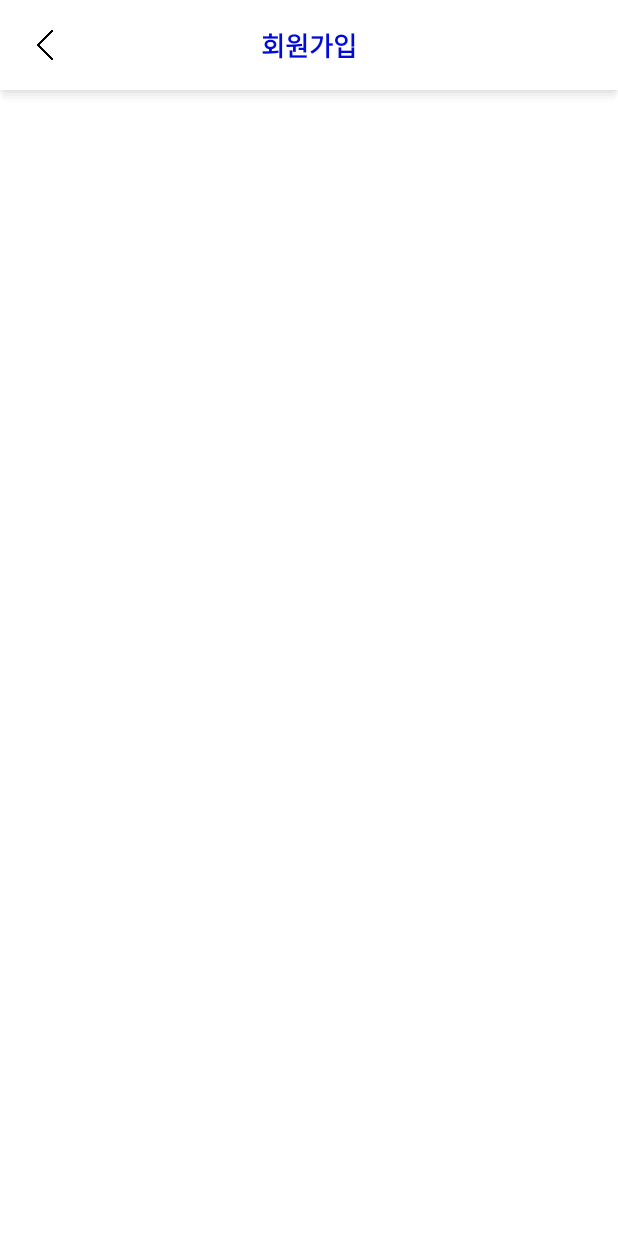
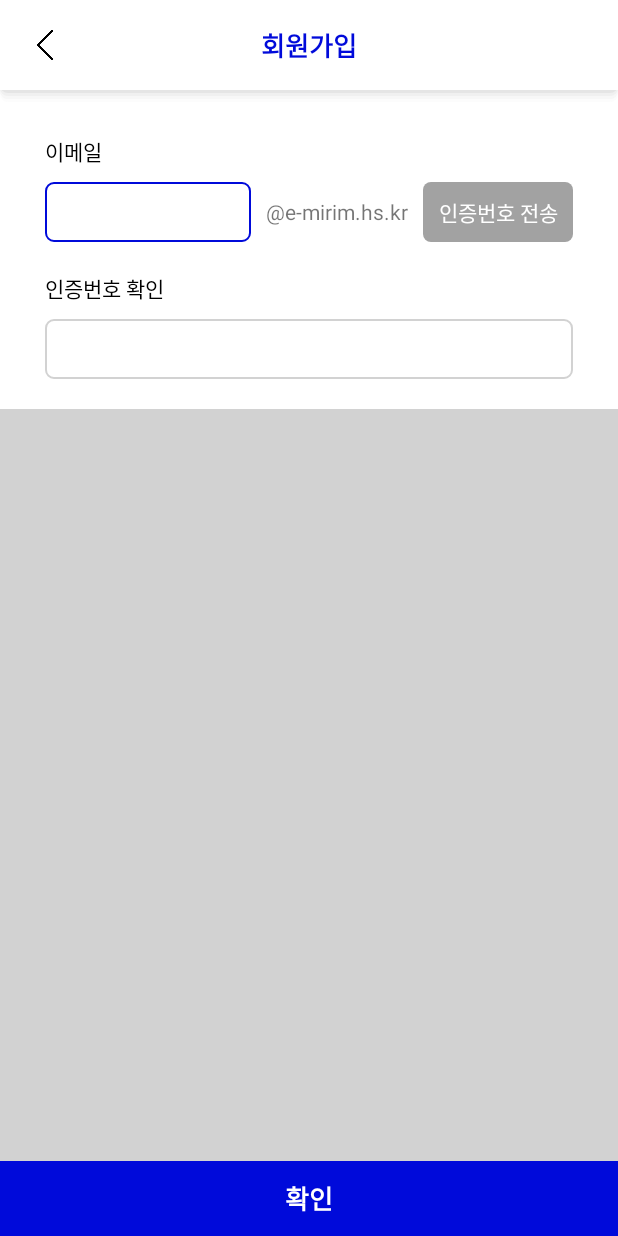
Before and after one commit to yj310/Dotory_ver.2, an Android app: the StudentJoinActivity screen opened directly, with no data from a screen before it, on a phone screen of 412 x 824 dp. Run offline under Robolectric (Android 15) with nearby library versions, the phone set to English and light mode, and no system bars.

Commit message:
student join page - add input email, check email

```diff
--- /dev/null
+++ b/Dotory/app/src/main/res/drawable/button.xml
@@ -0,0 +1,15 @@
+<?xml version="1.0" encoding="utf-8"?>
+<selector xmlns:android="http://schemas.android.com/apk/res/android">
+    <item android:state_hovered="true">
+        <shape android:shape="rectangle">
+            <solid android:color="#525252" />
+            <corners android:radius="5dp"/>
+        </shape>
+    </item>
+    <item android:state_hovered="false">
+        <shape android:shape="rectangle">
+            <solid android:color="#a2a2a2" />
+            <corners android:radius="5dp"/>
+        </shape>
+    </item>
+</selector>
--- /dev/null
+++ b/Dotory/app/src/main/res/drawable/input_border2.xml
@@ -0,0 +1,27 @@
+<?xml version="1.0" encoding="utf-8"?>
+<selector xmlns:android="http://schemas.android.com/apk/res/android">
+
+    <item android:state_focused="false">
+        <shape xmlns:android="http://schemas.android.com/apk/res/android" android:shape="rectangle">
+            <stroke
+                android:width="1dp"
+                android:color="@color/colorFloor" />
+            <corners android:radius="5dp"/>
+            <solid android:color="#FFFFFF" />
+        </shape>
+    </item>
+
+    <item android:state_focused="true">
+        <shape xmlns:android="http://schemas.android.com/apk/res/android" android:shape="rectangle">
+            <stroke
+                android:width="1dp"
+                android:color="@color/colorBasic" />
+
+            <corners android:radius="5dp"/>
+            <solid android:color="@color/colorClear" />
+        </shape>
+    </item>
+
+
+
+</selector>
--- a/Dotory/app/src/main/res/layout/activity_student_join.xml
+++ b/Dotory/app/src/main/res/layout/activity_student_join.xml
@@ -31,4 +31,97 @@
             android:textSize="17dp" />
     </LinearLayout>
 
+    <ScrollView
+        android:layout_width="match_parent"
+        android:layout_height="0dp"
+        android:layout_weight="1"
+        android:background="@color/colorFloor">
+        <LinearLayout
+            android:layout_width="match_parent"
+            android:layout_height="match_parent"
+            android:orientation="vertical">
+            <LinearLayout
+                android:layout_width="match_parent"
+                android:layout_height="wrap_content"
+                android:orientation="vertical"
+                android:background="@color/colorClear"
+                android:paddingHorizontal="30dp"
+                android:paddingVertical="20dp">
+                <TextView
+                    android:layout_width="wrap_content"
+                    android:layout_height="wrap_content"
+                    android:text="이메일"
+                    android:textColor="#000000"
+                    android:layout_marginBottom="10dp"/>
+                <LinearLayout
+                    android:layout_width="match_parent"
+                    android:layout_height="40dp"
+                    android:orientation="horizontal">
+                    <EditText
+                        android:layout_width="0dp"
+                        android:layout_height="match_parent"
+                        android:layout_weight="1"
+                        android:background="@drawable/input_border2"
+                        android:padding="10dp"
+                        android:inputType="textVisiblePassword"/>
+                    <TextView
+                        android:layout_width="wrap_content"
+                        android:layout_height="match_parent"
+                        android:layout_marginLeft="10dp"
+                        android:gravity="center"
+                        android:text="\@e-mirim.hs.kr"/>
+                    <TextView
+                        android:layout_width="100dp"
+                        android:layout_height="40dp"
+                        android:text="인증번호 전송"
+                        android:gravity="center"
+                        android:layout_gravity="right"
+                        android:layout_marginTop="20dp"
+                        android:layout_marginLeft="10dp"
+                        android:textColor="#ffffff"
+                        android:background="@drawable/button"/>
+
+                </LinearLayout>
+
+
+
+                <TextView
+                    android:layout_width="wrap_content"
+                    android:layout_height="wrap_content"
+                    android:text="인증번호 확인"
+                    android:textColor="#000000"
+                    android:layout_marginTop="20dp"
+                    android:layout_marginBottom="10dp"/>
+
+                <EditText
+                    android:layout_width="match_parent"
+                    android:layout_height="40dp"
+                    android:background="@drawable/input_border2"
+                    android:padding="10dp"
+                    android:inputType="textVisiblePassword"/>
+
+
+
+
+
+            </LinearLayout>
+        </LinearLayout>
+
+    </ScrollView>
+
+    <LinearLayout
+        android:layout_width="match_parent"
+        android:layout_height="50dp"
+        android:gravity="bottom"
+        android:background="@color/colorBasic">
+        <TextView
+            android:layout_width="match_parent"
+            android:layout_height="match_parent"
+            android:textColor="#ffffff"
+            android:gravity="center"
+            android:textSize="17dp"
+            android:textStyle="bold"
+            android:text="확인" />
+    </LinearLayout>
+
 </LinearLayout>
--- a/Dotory/app/src/main/res/values/colors.xml
+++ b/Dotory/app/src/main/res/values/colors.xml
@@ -8,4 +8,5 @@
     <color name="colorBasicLight">#141FFE</color>
     <color name="colorBasicDark">#0009BE</color>
     <color name="colorClear">#FFFFFF</color>
+    <color name="colorFloor">#d2d2d2</color>
 </resources>
--- a/Dotory/app/src/main/res/values/styles.xml
+++ b/Dotory/app/src/main/res/values/styles.xml
@@ -4,7 +4,7 @@
         <!-- Customize your theme here. -->
         <item name="colorPrimary">@color/colorPrimary</item>
         <item name="colorPrimaryDark">@color/colorPrimaryDark</item>
-        <item name="colorAccent">@color/colorAccent</item>
+        <item name="colorAccent">@color/colorBasic</item>
         <item name="windowActionBar">false</item>
         <item name="windowNoTitle">true</item>
     </style>
```
